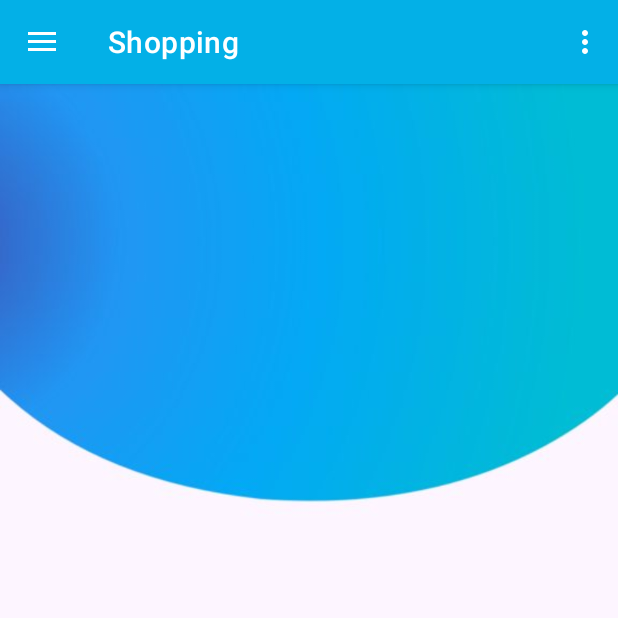
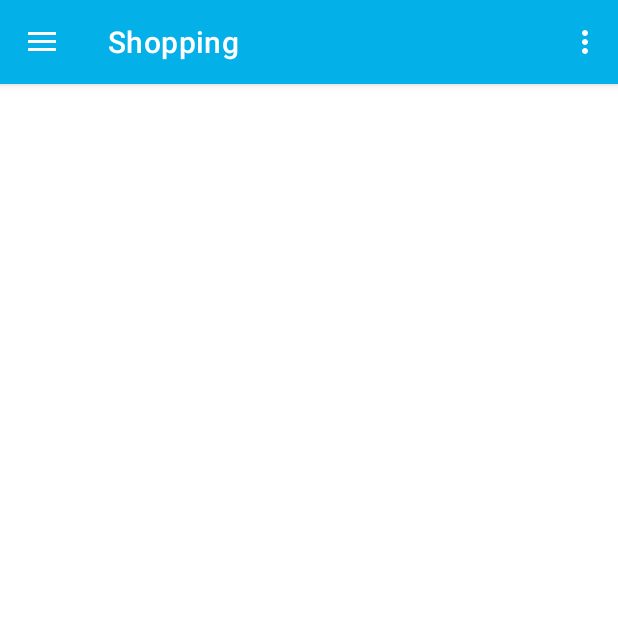
Before and after one commit to NovykovaNatalia/SmartNote, an Android app: the screen it shows after launch (MainActivity), on a phone screen of 412 x 824 dp, the top half of it. Run offline under Robolectric (Android 15) with nearby library versions, the phone set to English and light mode, and no system bars; our stand-ins replace navigation-ui.

Commit message:
Delete background imsges, delete few useless resourses

```diff
--- a/app/src/main/res/color/round_btn_click.xml
+++ /dev/null
@@ -1,5 +0,0 @@
-<?xml version="1.0" encoding="utf-8"?>
-<selector xmlns:android="http://schemas.android.com/apk/res/android">
-    <item android:state_pressed="true" android:color="@color/white"/>
-    <item android:color="@color/purple_700"/>
-</selector>
--- a/app/src/main/res/drawable/round_btn_blue.xml
+++ /dev/null
@@ -1,5 +0,0 @@
-<?xml version="1.0" encoding="utf-8"?>
-<shape xmlns:android="http://schemas.android.com/apk/res/android"
-    android:shape="oval">
-    <solid android:color="@color/round_btn_click"/>
-</shape>
--- a/app/src/main/res/layout/fragment_bank_account.xml
+++ b/app/src/main/res/layout/fragment_bank_account.xml
@@ -3,7 +3,6 @@
     xmlns:tools="http://schemas.android.com/tools"
     android:layout_width="match_parent"
     android:layout_height="match_parent"
-    android:background="@drawable/background"
     android:orientation="vertical"
     tools:context=".MainActivity">
 
--- a/app/src/main/res/layout/fragment_credentials.xml
+++ b/app/src/main/res/layout/fragment_credentials.xml
@@ -4,7 +4,6 @@
     android:layout_width="match_parent"
     android:layout_height="match_parent"
     tools:context=".MainActivity"
-    android:background="@drawable/background"
     android:orientation="vertical">
     <SearchView
         android:id="@+id/searchViewCredentials"
--- a/app/src/main/res/layout/fragment_sales.xml
+++ b/app/src/main/res/layout/fragment_sales.xml
@@ -4,7 +4,6 @@
     android:layout_width="match_parent"
     android:layout_height="match_parent"
     tools:context=".MainActivity"
-    android:background="@drawable/background"
     android:orientation="vertical">
     <SearchView
         android:id="@+id/searchViewSales"
--- a/app/src/main/res/layout/fragment_shopping.xml
+++ b/app/src/main/res/layout/fragment_shopping.xml
@@ -4,7 +4,6 @@
     xmlns:tools="http://schemas.android.com/tools"
     android:layout_width="match_parent"
     android:layout_height="match_parent"
-    android:background="@drawable/background"
     tools:context=".ui.shopping.ShoppingFragment">
 
     <LinearLayout
--- a/app/src/main/res/layout/fragment_text_note.xml
+++ b/app/src/main/res/layout/fragment_text_note.xml
@@ -3,7 +3,6 @@
     xmlns:tools="http://schemas.android.com/tools"
     android:layout_width="match_parent"
     android:layout_height="match_parent"
-    android:background="@drawable/background"
     tools:context=".MainActivity"
     android:orientation="vertical">
     <SearchView
--- a/app/src/main/res/values/themes.xml
+++ b/app/src/main/res/values/themes.xml
@@ -41,10 +41,5 @@
         <item name="android:textColor">@color/white</item>
 
     </style>
-    <style name="AppTheme.ButtonStyle" parent="Widget.AppCompat.Button.Borderless">
-        <item name="android:textColor">@color/white</item>
-        <item name="android:textSize">18sp</item>
-        <item name="android:padding">0dp</item>
-        <item name="android:background">@drawable/round_btn_blue</item>
-    </style>
+
 </resources>
```
Also changed, not shown: app/src/main/res/drawable-night-mdpi/background.jpeg (deleted), app/src/main/res/drawable-notnight-mdpi/background.jpeg (deleted), app/src/main/res/drawable/background.jpeg (deleted).
